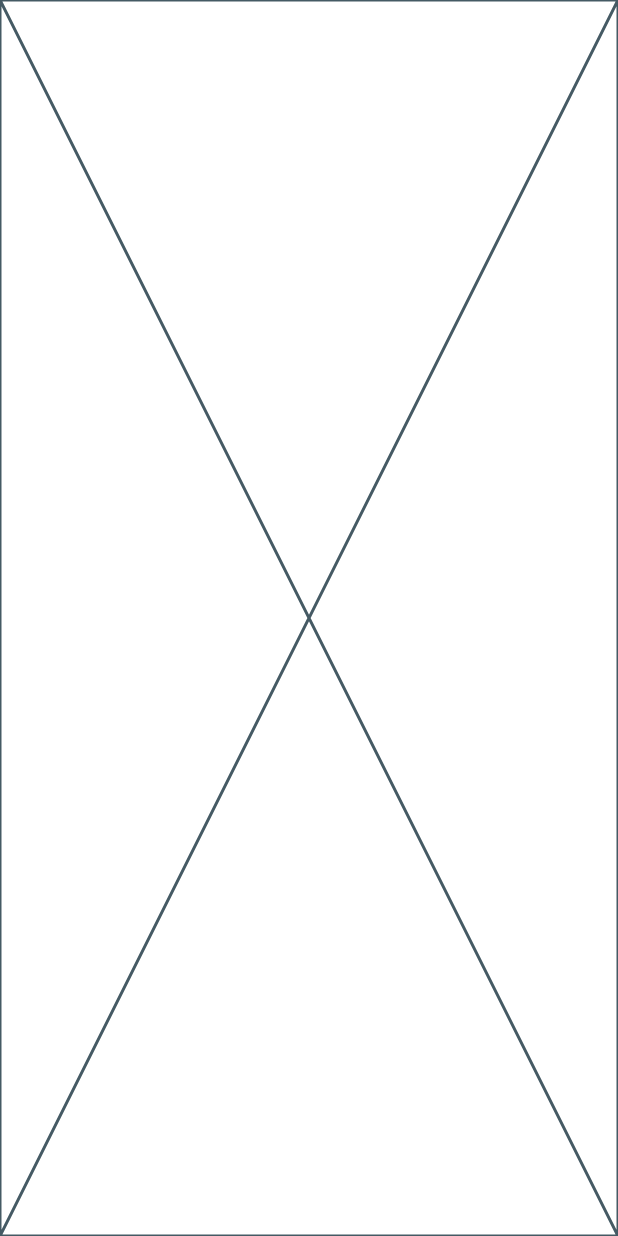
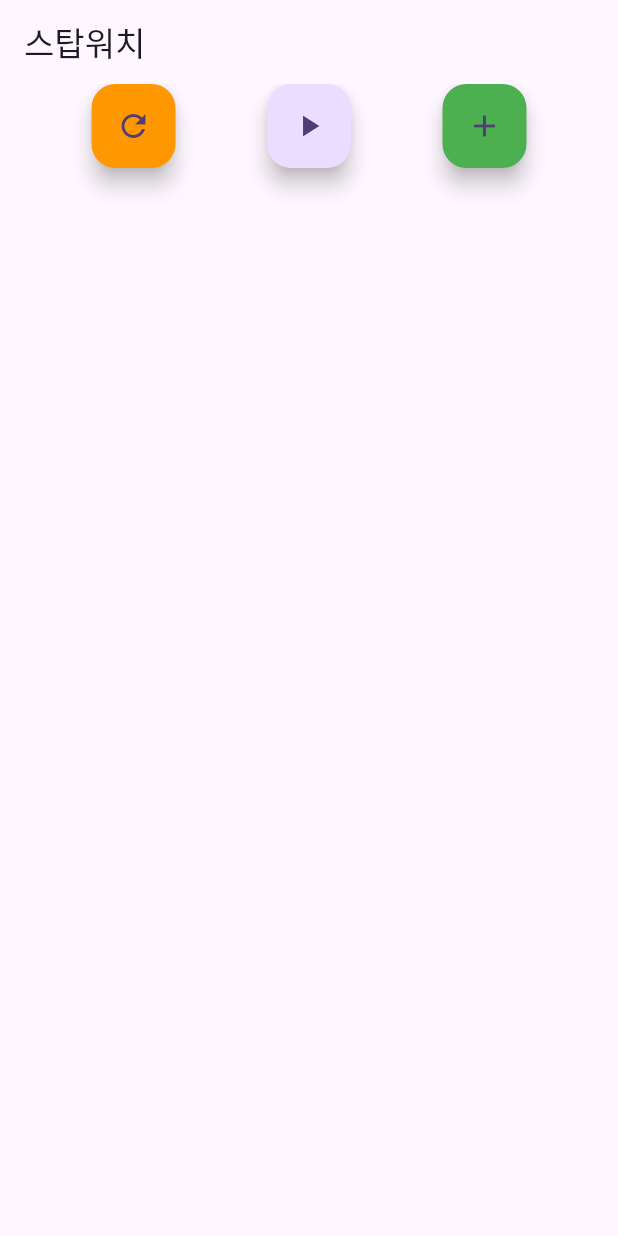
Before and after one commit to david-s-kim/stopwatch_app_flutter, a Flutter app: the screen it shows after launch, on a phone screen of 412 x 824 dp. Run offline on Flutter 3.47's test engine with Material 3 defaults, Android fonts, the phone set to English and light mode, and no system bars.

Commit message:
- feat: 시작, 일시정지 버튼 UI 작성

```diff
--- a/lib/stop_watch_screen.dart
+++ b/lib/stop_watch_screen.dart
@@ -10,6 +10,33 @@ class StopWatchScreen extends StatefulWidget {
 class _StopWatchScreenState extends State<StopWatchScreen> {
   @override
   Widget build(BuildContext context) {
-    return const Placeholder();
+    return Scaffold(
+      appBar: AppBar(
+        title: const Text('스탑워치'),
+      ),
+      body: Column(
+        children: [
+          Row(
+            mainAxisAlignment: MainAxisAlignment.spaceEvenly,
+            children: [
+              FloatingActionButton(
+                backgroundColor: Colors.orange,
+                onPressed: () {},
+                child: const Icon(Icons.refresh),
+              ),
+              FloatingActionButton(
+                onPressed: () {},
+                child: const Icon(Icons.play_arrow),
+              ),
+              FloatingActionButton(
+                backgroundColor: Colors.green,
+                onPressed: () {},
+                child: const Icon(Icons.add),
+              ),
+            ],
+          )
+        ],
+      ),
+    );
   }
 }
```
